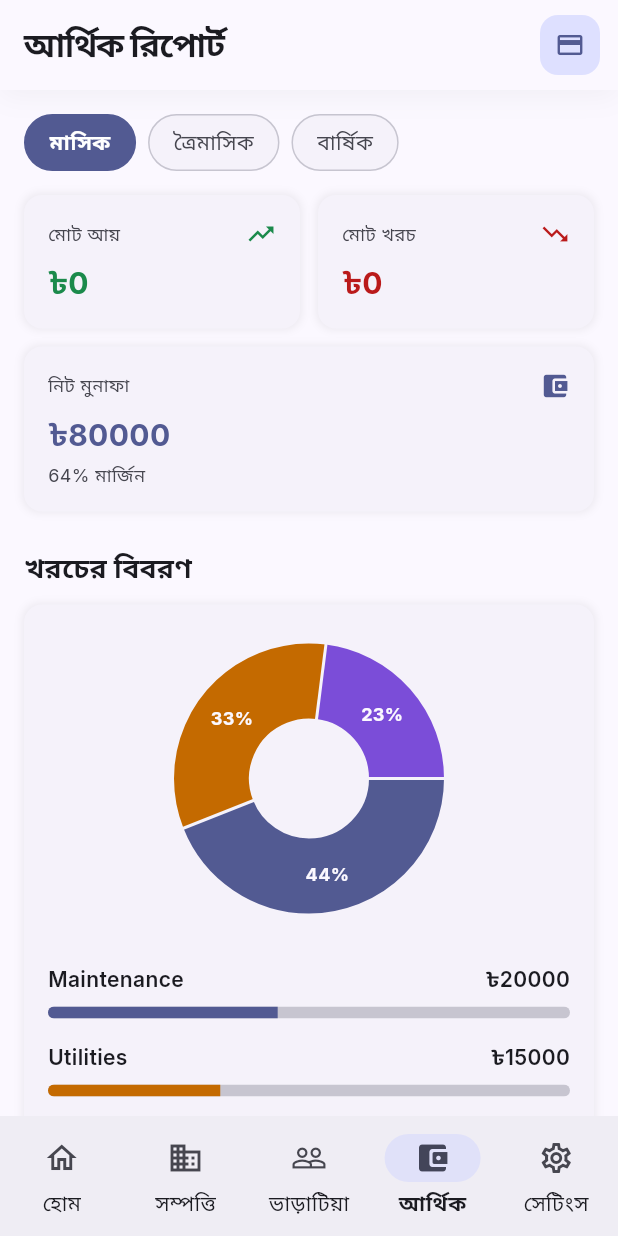
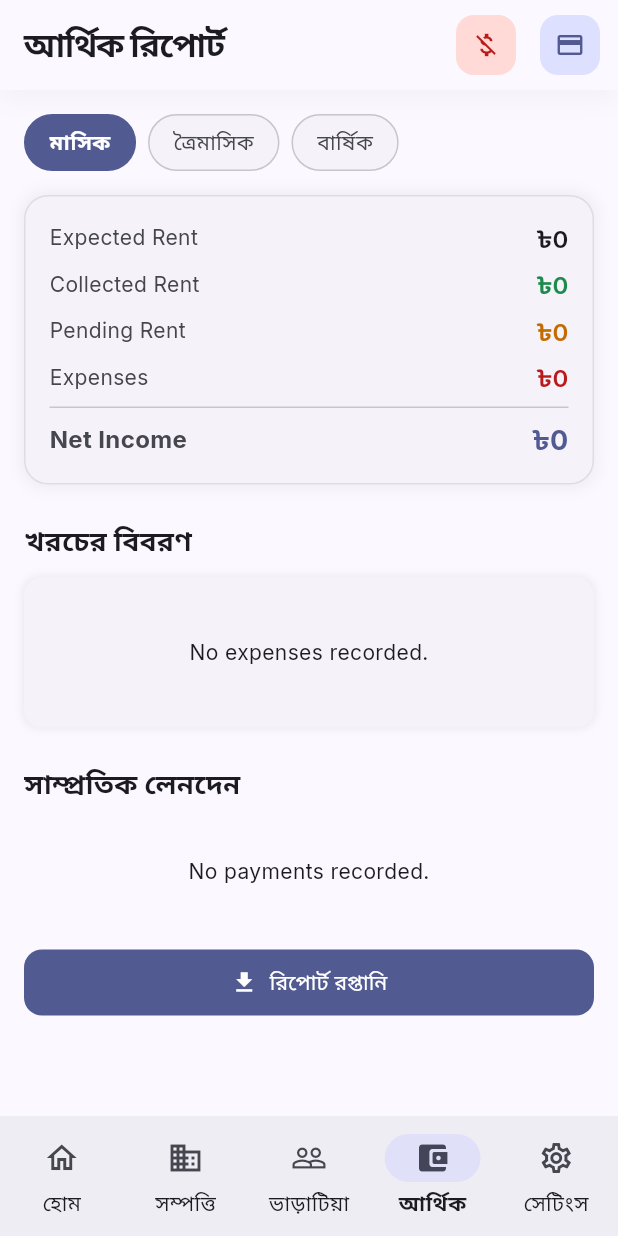
Before and after one commit to revansGIT/Home_rental_management, a Flutter app: the screen it shows after launch, item 4 of the bottom bar chosen, on a phone screen of 412 x 824 dp. Run offline on Flutter 3.47's test engine with Material 3 defaults, Android fonts, the phone set to English and light mode, and no system bars; drawn by our look-alikes of fl_chart; our stand-ins replace flutter_local_notifications, go_router, google_fonts, hive, hive_flutter, image_picker and 6 more; missing offline and left inert: workmanager; accounts and stored records are empty.

Commit message:
feat: add finance feature with expense tracking, models, providers, and UI components

```diff
--- /dev/null
+++ b/lib/core/models/expense_model.dart
@@ -0,0 +1,33 @@
+import 'package:hive/hive.dart';
+
+part 'expense_model.g.dart';
+
+@HiveType(typeId: 6)
+class ExpenseModel {
+  @HiveField(0)
+  final String id;
+
+  @HiveField(1)
+  final String? propertyId;
+
+  @HiveField(2)
+  final double amount;
+
+  @HiveField(3)
+  final String category;
+
+  @HiveField(4)
+  final DateTime date;
+
+  @HiveField(5)
+  final String description;
+
+  ExpenseModel({
+    required this.id,
+    this.propertyId,
+    required this.amount,
+    required this.category,
+    required this.date,
+    required this.description,
+  });
+}
--- a/lib/features/finance/presentation/screens/financial_reports_screen.dart
+++ b/lib/features/finance/presentation/screens/financial_reports_screen.dart
@@ -12,6 +12,7 @@ import 'package:path_provider/path_provider.dart';
 import 'package:share_plus/share_plus.dart';
 import '../../../../core/models/payment_model.dart';
 import '../widgets/record_payment_dialog.dart';
+import '../widgets/record_expense_dialog.dart';
 
 class FinancialReportsScreen extends StatelessWidget {
   const FinancialReportsScreen({super.key});
@@ -91,6 +92,21 @@ class FinancialReportsScreen extends StatelessWidget {
         actions: [
           IconButton(
             style: IconButton.styleFrom(
+              backgroundColor: context.cs.errorContainer,
+              shape: RoundedRectangleBorder(borderRadius: BorderRadius.circular(12)),
+            ),
+            icon: Icon(Icons.money_off, color: context.cs.error, size: 20),
+            tooltip: 'Record Expense',
+            onPressed: () {
+              showDialog(
+                context: context,
+                builder: (_) => const RecordExpenseDialog(),
+              );
+            },
+          ),
+          const SizedBox(width: 8),
+          IconButton(
+            style: IconButton.styleFrom(
               backgroundColor: context.cs.primaryContainer,
               shape: RoundedRectangleBorder(borderRadius: BorderRadius.circular(12)),
             ),
@@ -122,36 +138,44 @@ class FinancialReportsScreen extends StatelessWidget {
             ),
             const SizedBox(height: 16),
 
-            // Summary Cards
-            Row(
-              children: [
-                Expanded(
-                  child: _SummaryCard(
-                    title: localizations.totalRevenue,
-                    value: appProvider.formatCurrency(totalCollected),
-                    color: context.appColors.success,
-                    icon: Icons.trending_up,
+            // Financial Overview Dashboard
+            Container(
+              padding: const EdgeInsets.all(16),
+              decoration: BoxDecoration(
+                color: context.cs.surfaceContainerLow,
+                borderRadius: BorderRadius.circular(16),
+                border: Border.all(
+                  color: context.cs.outlineVariant.withValues(alpha: 0.5),
                 ),
-                ),
-                const SizedBox(width: 12),
-                Expanded(
-                  child: _SummaryCard(
-                    title: localizations.totalExpense,
-                    value: appProvider.formatCurrency(totalPending),
-                    color: context.cs.error,
-                    icon: Icons.trending_down,
-                  ),
+                boxShadow: [
+                  BoxShadow(
+                    color: context.cs.shadow.withValues(alpha: 0.05),
+                    spreadRadius: 2,
+                    blurRadius: 8,
                   ),
                 ],
               ),
-            const SizedBox(height: 12),
-            _SummaryCard(
-              title: localizations.netProfit,
-              value: appProvider.formatCurrency(80000),
-              subtitle: '64% ${localizations.margin}',
-              color: context.cs.primary,
-              icon: Icons.account_balance_wallet,
-              isWide: true,
+              child: Column(
+                children: [
+                  _OverviewRow('Expected Rent', appProvider.formatCurrency(totalCollected + totalPending), context.cs.onSurface),
+                  const SizedBox(height: 8),
+                  _OverviewRow('Collected Rent', appProvider.formatCurrency(totalCollected), context.appColors.success),
+                  const SizedBox(height: 8),
+                  _OverviewRow('Pending Rent', appProvider.formatCurrency(totalPending), context.appColors.warning),
+                  const SizedBox(height: 8),
+                  _OverviewRow('Expenses', appProvider.formatCurrency(financeProv.totalExpenses), context.cs.error),
+                  const Padding(
+                    padding: EdgeInsets.symmetric(vertical: 8),
+                    child: Divider(),
+                  ),
+                  _OverviewRow(
+                    'Net Income',
+                    appProvider.formatCurrency(totalCollected - financeProv.totalExpenses),
+                    context.cs.primary,
+                    isTotal: true,
+                  ),
+                ],
+              ),
             ),
             const SizedBox(height: 24),
 
@@ -176,57 +200,64 @@ class FinancialReportsScreen extends StatelessWidget {
               ),
               child: Column(
                 children: [
+                  if (financeProv.expenses.isEmpty)
+                    const Padding(
+                      padding: EdgeInsets.symmetric(vertical: 24),
+                      child: Center(child: Text('No expenses recorded.')),
+                    )
+                  else
+                    ...() {
+                      final total = financeProv.totalExpenses;
+                      final Map<String, double> categorySums = {};
+                      for (var e in financeProv.expenses) {
+                        categorySums[e.category] = (categorySums[e.category] ?? 0) + e.amount;
+                      }
+                      final sortedCategories = categorySums.entries.toList()..sort((a, b) => b.value.compareTo(a.value));
+                      final colors = [context.cs.primary, context.appColors.warning, context.appColors.accent, context.cs.error, context.cs.secondary];
+
+                      final sections = sortedCategories.asMap().entries.map((entry) {
+                        final index = entry.key;
+                        final sum = entry.value.value;
+                        final color = colors[index % colors.length];
+                        final pct = (sum / total * 100).round();
+                        return PieChartSectionData(
+                          color: color,
+                          value: sum,
+                          title: '$pct%',
+                          radius: 50,
+                          titleStyle: TextStyle(fontSize: 12, fontWeight: FontWeight.bold, color: context.cs.surface),
+                        );
+                      }).toList();
+
+                      final items = sortedCategories.asMap().entries.map((entry) {
+                        final index = entry.key;
+                        final category = entry.value.key;
+                        final sum = entry.value.value;
+                        final color = colors[index % colors.length];
+                        final pct = (sum / total * 100).round();
+                        return _ExpenseItem(
+                          label: category,
+                          amount: appProvider.formatCurrency(sum),
+                          percentage: pct,
+                          color: color,
+                        );
+                      }).toList();
+
+                      return [
                         SizedBox(
                           height: 200,
                           child: PieChart(
                             PieChartData(
                               sectionsSpace: 2,
                               centerSpaceRadius: 40,
-                        sections: [
-                          PieChartSectionData(
-                            color: context.cs.primary,
-                            value: 44,
-                            title: '44%',
-                            radius: 50,
-                            titleStyle: TextStyle(fontSize: 12, fontWeight: FontWeight.bold, color: context.cs.surface),
-                          ),
-                          PieChartSectionData(
-                            color: context.appColors.warning,
-                            value: 33,
-                            title: '33%',
-                            radius: 50,
-                            titleStyle: TextStyle(fontSize: 12, fontWeight: FontWeight.bold, color: context.cs.surface),
-                          ),
-                          PieChartSectionData(
-                            color: context.appColors.accent,
-                            value: 23,
-                            title: '23%',
-                            radius: 50,
-                            titleStyle: TextStyle(fontSize: 12, fontWeight: FontWeight.bold, color: context.cs.surface),
-                          ),
-                        ],
+                              sections: sections,
                             ),
                           ),
                         ),
                         const SizedBox(height: 16),
-                  _ExpenseItem(
-                    label: 'Maintenance',
-                    amount: appProvider.formatCurrency(20000),
-                    percentage: 44,
-                    color: context.cs.primary,
-                  ),
-                  _ExpenseItem(
-                    label: 'Utilities',
-                    amount: appProvider.formatCurrency(15000),
-                    percentage: 33,
-                    color: context.appColors.warning,
-                  ),
-                  _ExpenseItem(
-                    label: 'Other',
-                    amount: appProvider.formatCurrency(10000),
-                    percentage: 23,
-                    color: context.appColors.accent,
-                  ),
+                        ...items,
+                      ];
+                    }(),
                 ],
               ),
             ),
@@ -305,69 +336,7 @@ class _PeriodChip extends StatelessWidget {
   }
 }
 
-class _SummaryCard extends StatelessWidget {
-  final String title;
-  final String value;
-  final String? subtitle;
-  final Color color;
-  final IconData icon;
-  final bool isWide;
 
-  const _SummaryCard({
-    required this.title,
-    required this.value,
-    this.subtitle,
-    required this.color,
-    required this.icon,
-    this.isWide = false,
-  });
-
-  @override
-  Widget build(BuildContext context) {
-    return Container(
-      padding: const EdgeInsets.all(16),
-      decoration: BoxDecoration(
-        color: context.cs.surfaceContainerLow,
-        borderRadius: BorderRadius.circular(12),
-        boxShadow: [
-          BoxShadow(
-            color: context.cs.shadow.withValues(alpha: 0.06),
-            spreadRadius: 1,
-            blurRadius: 4,
-          ),
-        ],
-      ),
-      child: Column(
-        crossAxisAlignment: CrossAxisAlignment.start,
-        children: [
-          Row(
-            mainAxisAlignment: MainAxisAlignment.spaceBetween,
-            children: [
-              Text(
-                title,
-                style: TextStyle(fontSize: 12, color: context.cs.onSurfaceVariant),
-              ),
-              Icon(icon, color: color, size: 20),
-            ],
-          ),
-          const SizedBox(height: 8),
-          Text(
-            value,
-            style: TextStyle(
-                fontSize: 20, fontWeight: FontWeight.bold, color: color),
-          ),
-          if (subtitle != null) ...[
-            const SizedBox(height: 4),
-            Text(
-              subtitle!,
-              style: TextStyle(fontSize: 12, color: context.cs.onSurfaceVariant),
-            ),
-          ],
-        ],
-      ),
-    );
-  }
-}
 
 class _ExpenseItem extends StatelessWidget {
   final String label;
@@ -487,3 +456,37 @@ class _TransactionItem extends StatelessWidget {
     );
   }
 }
+
+class _OverviewRow extends StatelessWidget {
+  final String label;
+  final String amount;
+  final Color color;
+  final bool isTotal;
+
+  const _OverviewRow(this.label, this.amount, this.color, {this.isTotal = false});
+
+  @override
+  Widget build(BuildContext context) {
+    return Row(
+      mainAxisAlignment: MainAxisAlignment.spaceBetween,
+      children: [
+        Text(
+          label,
+          style: TextStyle(
+            fontSize: isTotal ? 16 : 14,
+            fontWeight: isTotal ? FontWeight.bold : FontWeight.normal,
+            color: context.cs.onSurfaceVariant,
+          ),
+        ),
+        Text(
+          amount,
+          style: TextStyle(
+            fontSize: isTotal ? 18 : 16,
+            fontWeight: isTotal ? FontWeight.bold : FontWeight.w600,
+            color: color,
+          ),
+        ),
+      ],
+    );
+  }
+}
--- a/lib/main.dart
+++ b/lib/main.dart
@@ -11,6 +11,7 @@ import 'core/models/tenant_model.dart';
 import 'core/models/payment_model.dart';
 import 'core/models/activity_model.dart';
 import 'core/models/rent_invoice_model.dart';
+import 'core/models/expense_model.dart';
 import 'features/properties/presentation/providers/property_provider.dart';
 import 'features/tenants/presentation/providers/tenant_provider.dart';
 import 'features/finance/presentation/providers/finance_provider.dart';
@@ -42,6 +43,7 @@ void main() async {
   Hive.registerAdapter(PaymentModelAdapter());
   Hive.registerAdapter(ActivityModelAdapter());
   Hive.registerAdapter(RentInvoiceModelAdapter());
+  Hive.registerAdapter(ExpenseModelAdapter());
 
   await Hive.openBox('settings');
   await Hive.openBox<PropertyModel>('properties');
@@ -50,6 +52,7 @@ void main() async {
   await Hive.openBox<PaymentModel>('payments');
   await Hive.openBox<ActivityModel>('activities');
   await Hive.openBox<RentInvoiceModel>('rent_invoices');
+  await Hive.openBox<ExpenseModel>('expenses');
 
   await NotificationService().init();
 
```
Also changed, not shown: lib/features/finance/presentation/providers/finance_provider.dart (+31 -0 lines), lib/features/finance/presentation/widgets/record_expense_dialog.dart (added, +97 -0 lines), lib/core/models/expense_model.g.dart (added). Lines whose indentation alone changed are shown as unchanged.
